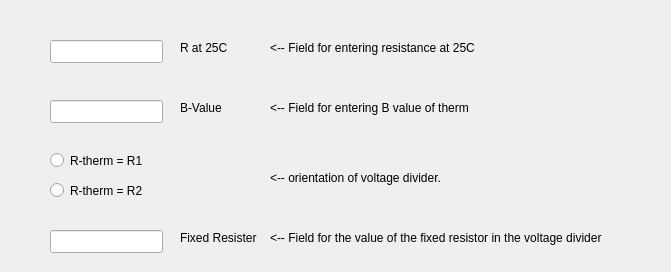
The window that help.ui (javimgit1224/254project) describes before a commit, drawn with Qt 5.
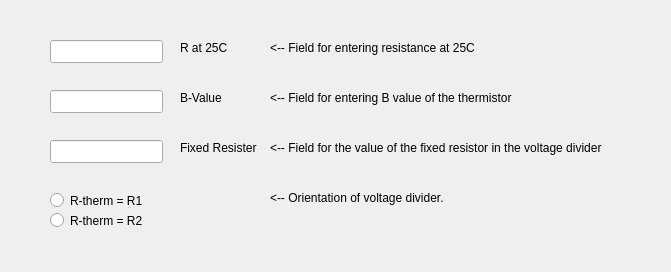
The same window after the commit.

Commit message: Changed the main and help windows, resized the jpgs, added thumbnails for the graph and table buttons.

The edit to the form file:
```diff
--- a/help.ui
+++ b/help.ui
@@ -27,7 +27,7 @@
    <property name="geometry">
     <rect>
      <x>50</x>
-     <y>100</y>
+     <y>90</y>
      <width>113</width>
      <height>23</height>
     </rect>
@@ -50,7 +50,7 @@
    <property name="geometry">
     <rect>
      <x>180</x>
-     <y>100</y>
+     <y>90</y>
      <width>59</width>
      <height>15</height>
     </rect>
@@ -76,33 +76,33 @@
    <property name="geometry">
     <rect>
      <x>270</x>
-     <y>100</y>
-     <width>231</width>
+     <y>90</y>
+     <width>291</width>
      <height>16</height>
     </rect>
    </property>
    <property name="text">
-    <string>&lt;-- Field for entering B value of therm </string>
+    <string>&lt;-- Field for entering B value of the thermistor </string>
    </property>
   </widget>
   <widget class="QLabel" name="label_5">
    <property name="geometry">
     <rect>
      <x>270</x>
-     <y>170</y>
+     <y>190</y>
      <width>211</width>
      <height>16</height>
     </rect>
    </property>
    <property name="text">
-    <string>&lt;-- orientation of voltage divider.</string>
+    <string>&lt;-- Orientation of voltage divider.</string>
    </property>
   </widget>
   <widget class="QRadioButton" name="radioButton">
    <property name="geometry">
     <rect>
      <x>50</x>
-     <y>150</y>
+     <y>190</y>
      <width>111</width>
      <height>21</height>
     </rect>
@@ -115,7 +115,7 @@
    <property name="geometry">
     <rect>
      <x>50</x>
-     <y>180</y>
+     <y>210</y>
      <width>111</width>
      <height>21</height>
     </rect>
@@ -128,7 +128,7 @@
    <property name="geometry">
     <rect>
      <x>270</x>
-     <y>230</y>
+     <y>140</y>
      <width>391</width>
      <height>16</height>
     </rect>
@@ -141,7 +141,7 @@
    <property name="geometry">
     <rect>
      <x>50</x>
-     <y>230</y>
+     <y>140</y>
      <width>113</width>
      <height>23</height>
     </rect>
@@ -151,7 +151,7 @@
    <property name="geometry">
     <rect>
      <x>180</x>
-     <y>230</y>
+     <y>140</y>
      <width>91</width>
      <height>16</height>
     </rect>
```
The commit also changes 10 other files.
